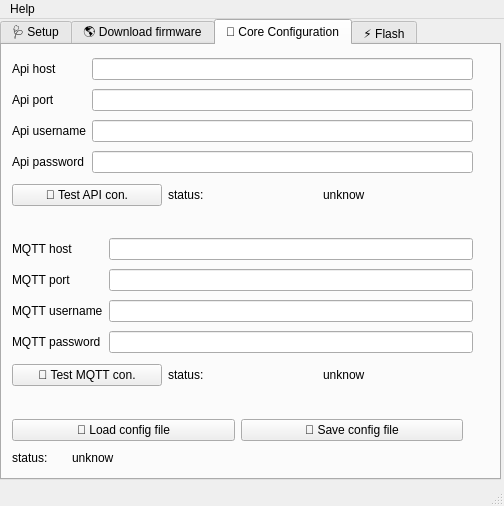
The window that src/main.ui (One-Green/iot-flash-config-tool) describes before a commit, drawn with Qt 5.
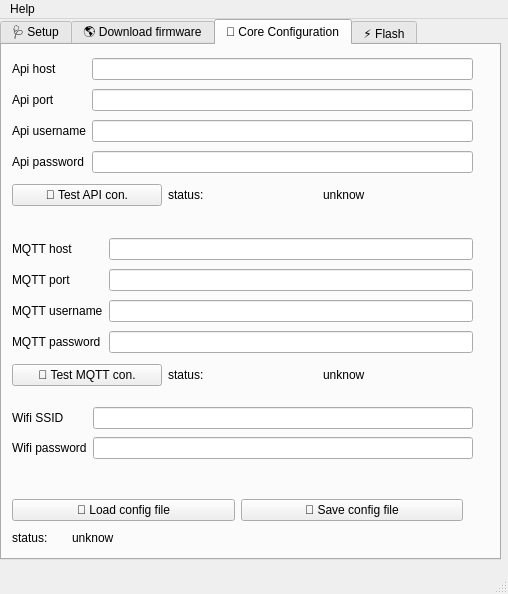
The same window after the commit. The open tabs and pages were chosen to show the change.

Commit message: fix(project): add wifi ssid/password configuration

```diff
--- a/src/main.ui
+++ b/src/main.ui
@@ -6,8 +6,8 @@
    <rect>
     <x>0</x>
     <y>0</y>
-    <width>504</width>
-    <height>506</height>
+    <width>508</width>
+    <height>594</height>
    </rect>
   </property>
   <property name="windowTitle">
@@ -20,7 +20,7 @@
       <x>0</x>
       <y>0</y>
       <width>501</width>
-      <height>461</height>
+      <height>541</height>
      </rect>
     </property>
     <property name="currentIndex">
@@ -416,7 +416,7 @@
       <property name="geometry">
        <rect>
         <x>10</x>
-        <y>370</y>
+        <y>450</y>
         <width>451</width>
         <height>31</height>
        </rect>
@@ -612,7 +612,7 @@
       <property name="geometry">
        <rect>
         <x>10</x>
-        <y>400</y>
+        <y>480</y>
         <width>51</width>
         <height>25</height>
        </rect>
@@ -625,7 +625,7 @@
       <property name="geometry">
        <rect>
         <x>70</x>
-        <y>400</y>
+        <y>480</y>
         <width>151</width>
         <height>25</height>
        </rect>
@@ -634,6 +634,38 @@
        <string>unknow</string>
       </property>
      </widget>
+     <widget class="QWidget" name="gridLayoutWidget_10">
+      <property name="geometry">
+       <rect>
+        <x>10</x>
+        <y>360</y>
+        <width>461</width>
+        <height>58</height>
+       </rect>
+      </property>
+      <layout class="QGridLayout" name="gridLayout_10">
+       <item row="1" column="1">
+        <widget class="QLineEdit" name="wifiPasswordEditLine"/>
+       </item>
+       <item row="1" column="0">
+        <widget class="QLabel" name="wifiPasswordLabel">
+         <property name="text">
+          <string>Wifi password</string>
+         </property>
+        </widget>
+       </item>
+       <item row="0" column="0">
+        <widget class="QLabel" name="wifiSSIDLabel">
+         <property name="text">
+          <string>Wifi SSID</string>
+         </property>
+        </widget>
+       </item>
+       <item row="0" column="1">
+        <widget class="QLineEdit" name="wifiSSIDLineEdit"/>
+       </item>
+      </layout>
+     </widget>
     </widget>
     <widget class="QWidget" name="tab_4">
      <attribute name="title">
@@ -788,7 +820,7 @@
     <rect>
      <x>0</x>
      <y>0</y>
-     <width>504</width>
+     <width>508</width>
      <height>22</height>
     </rect>
    </property>
```
Left out of the diff: 39 changed lines with no effect on the pictures. The commit also changes 4 other files.
